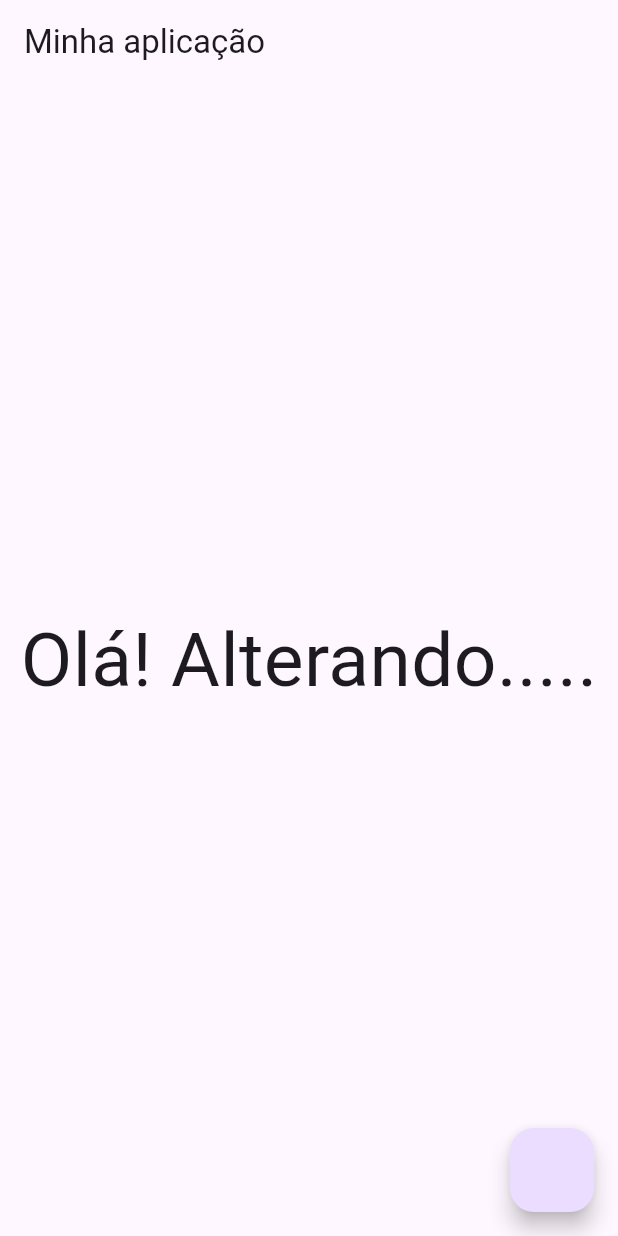
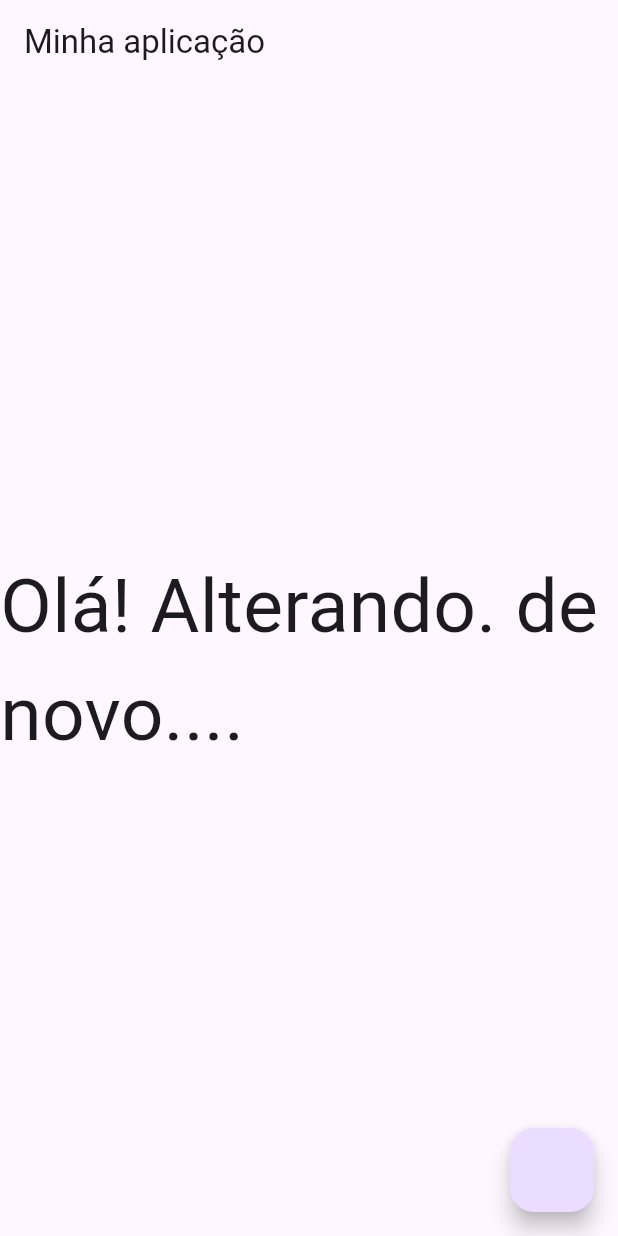
Before and after one commit to SergioRibeiroSilva/widget_basico, a Flutter app: the screen it shows after launch, on a phone screen of 412 x 824 dp. Run offline on Flutter 3.47's test engine with Material 3 defaults, Android fonts, the light colour scheme and no system bars.

Commit message:
Segundo de novo

```diff
--- a/lib/widget_scaffold.dart
+++ b/lib/widget_scaffold.dart
@@ -8,7 +8,10 @@ class WidgetScaffold extends StatelessWidget {
     return Scaffold(
       appBar: AppBar(title: Text('Minha aplicação')),
       body: Center(
-        child: Text('Olá! Alterando.....', style: TextStyle(fontSize: 50)),
+        child: Text(
+          'Olá! Alterando. de novo....',
+          style: TextStyle(fontSize: 50),
+        ),
       ),
       floatingActionButton: FloatingActionButton(onPressed: () {}),
     );
```
